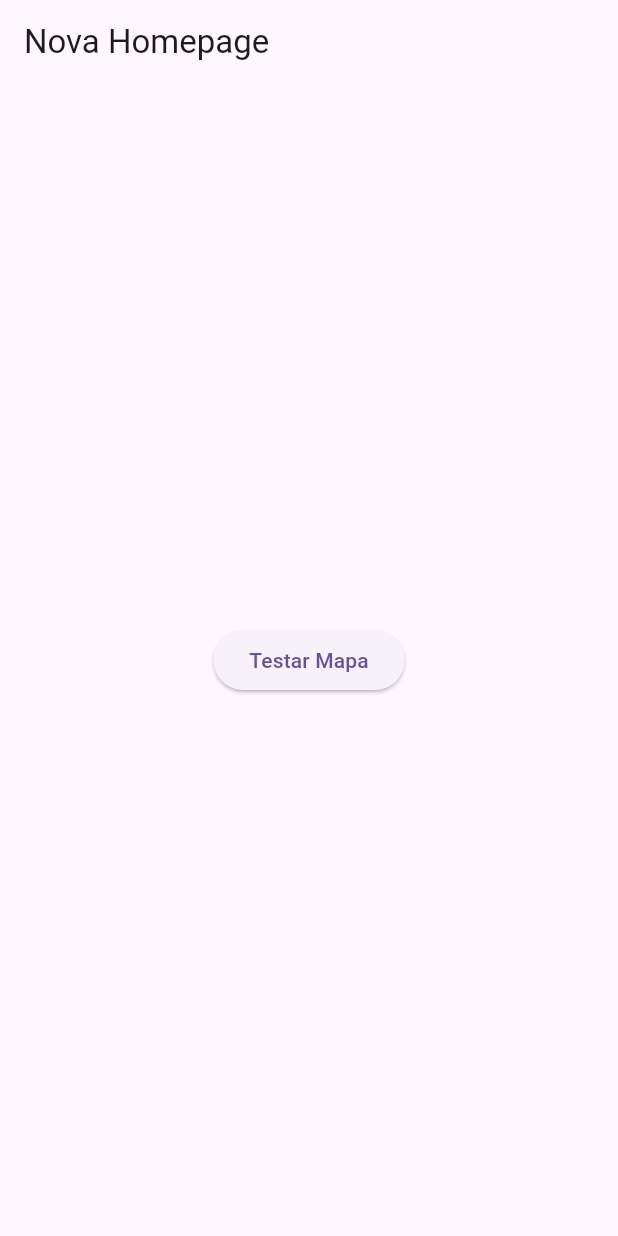
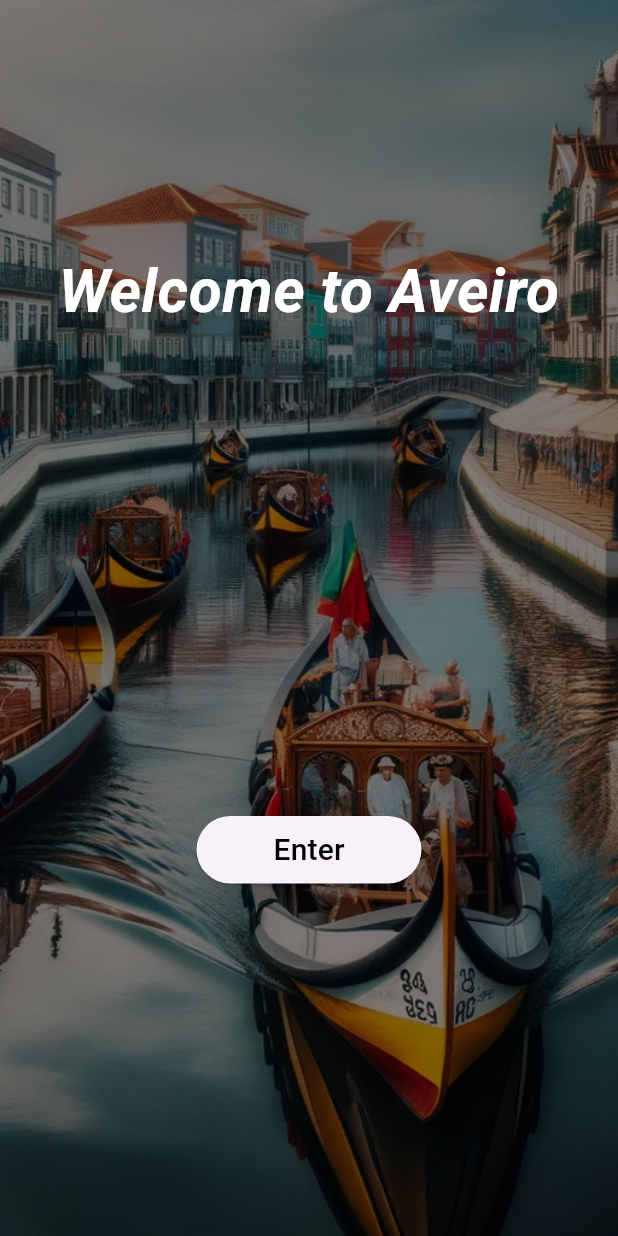
Before and after one commit to jfngsea/VisitAveiroFlutter, a Flutter app: the screen it shows after launch, on a phone screen of 412 x 824 dp. Run offline on Flutter 3.47's test engine with Material 3 defaults, Android fonts, the phone set to English and light mode, and no system bars; our stand-ins replace flutter_bloc, flutter_easyloading, geocoding, geolocator, google_maps_flutter, hive and 3 more; accounts and stored records are empty.

Commit message:
home page

```diff
--- a/lib/main.dart
+++ b/lib/main.dart
@@ -19,7 +19,7 @@ Future<void> addLocalToHiveBox() async {
         name: "Ria de Aveiro",
         type: LocalType.Lazer,
         address: "Rua Glória e Vera Cruz",
-        fotoPath: "bloc/test.jpg",
+        fotoPath: "VisitAveiroFlutter/bloc/test.jpg",
         coords: const LatLng(40.6412, -8.6536),
       );
 
@@ -27,7 +27,7 @@ Future<void> addLocalToHiveBox() async {
         name: "Universidade de Aveiro",
         type: LocalType.HistoriaCultura,
         address: "Campus Universitário de Santiago",
-        fotoPath: "bloc/test.jpg",
+        fotoPath: "VisitAveiroFlutter/bloc/test.jpg",
         coords: const LatLng(40.629728, -8.657860),
       );
       await box.add(localTest);
--- a/lib/views/home_page.dart
+++ b/lib/views/home_page.dart
@@ -7,24 +7,58 @@ class HomePage extends StatelessWidget {
   @override
   Widget build(BuildContext context) {
     return Scaffold(
-      appBar: AppBar(
-        title: const Text('Nova Homepage'),
+      body: Container(
+        decoration: const BoxDecoration(
+          image: DecorationImage(
+            image: AssetImage('lib/assets/images/city_of_aveiro.png'),
+            fit: BoxFit.cover,
           ),
-      body: Center(
+        ),
+        child: Container(
+          decoration: BoxDecoration(
+            color: Colors.black.withOpacity(0.5), // Overlay escuro semi-transparente
+        ),
         child: Column(
-          mainAxisAlignment: MainAxisAlignment.center,
-          children: <Widget>[
-            ElevatedButton(
+          children: [
+            const SizedBox(height: 150),
+            const Padding(
+              padding: EdgeInsets.all(16.0),
+              child: Text(
+                'Welcome to Aveiro',
+                style: TextStyle(
+                  fontSize: 40.0,
+                  fontWeight: FontWeight.bold,
+                  color: Colors.white,
+                  fontStyle: FontStyle.italic
+                ),
+              ),
+            ),
+            const SizedBox(height: 70),
+            Expanded(
+              child: Center(
+                child: ElevatedButton(
                   onPressed: () {
                     Navigator.of(context).push(
                       MaterialPageRoute(builder: (context) => const MainPage()),
                     );
                   },
-              child: const Text('Testar Mapa'),
+                  style: ElevatedButton.styleFrom(
+                    minimumSize: const Size(150, 40), // Define a largura e altura mínimas do botão
+                    padding: const EdgeInsets.symmetric(horizontal: 16, vertical: 8), // Pode ajustar o padding se necessário
+                    // Outros estilos podem ser adicionados aqui
                   ),
-
-            // Outros elementos da sua homepage...
+                  child: const Text(
+                    'Enter',
+                    style: TextStyle(
+                      fontSize: 20,
+                      color: Colors.black
+                    ),
+                  ),
+                ),
+              ),
+            ),
           ],
+        ),
       ),
     ),
     );
--- a/lib/views/map_page.dart
+++ b/lib/views/map_page.dart
@@ -57,7 +57,7 @@ void initState() {
 
   void _goToCurrentPosition(LatLng position) {
     mapController?.animateCamera(CameraUpdate.newCameraPosition(
-      CameraPosition(target: position, zoom: 20.0),
+      CameraPosition(target: position, zoom: 14.0),
     ));
     _addCurrentLocationMarker(position);
   }
@@ -87,7 +87,6 @@ void initState() {
           markerId: MarkerId(local.name),
           position: LatLng(local.coords.latitude, local.coords.longitude),
           infoWindow: InfoWindow(title: local.name, snippet: local.address),
-
         ),
         );
       });
@@ -132,7 +131,7 @@ Widget build(BuildContext context) {
                   onMapCreated: _onMapCreated,
                   initialCameraPosition: CameraPosition(
                     target: currentPosition!,
-                    zoom: 13.0,
+                    zoom: 14.0,
                   ),
                   markers: markers,
                 );
--- a/pubspec.yaml
+++ b/pubspec.yaml
@@ -30,6 +30,7 @@ environment:
 dependencies:
   flutter:
     sdk: flutter
+
   geolocator: ^10.1.0
   permission_handler: ^11.1.0
   url_launcher: ^6.0.0
@@ -68,7 +69,8 @@ dev_dependencies:
 
 # The following section is specific to Flutter packages.
 flutter:
-
+  assets:
+    - lib/assets/images/
   # The following line ensures that the Material Icons font is
   # included with your application, so that you can use the icons in
   # the material Icons class.
```
Also changed, not shown: lib/assets/images/city_of_aveiro.png (added), lib/assets/images/test.jpg (renamed from lib/bloc/test.jpg). Lines whose indentation alone changed are shown as unchanged.
